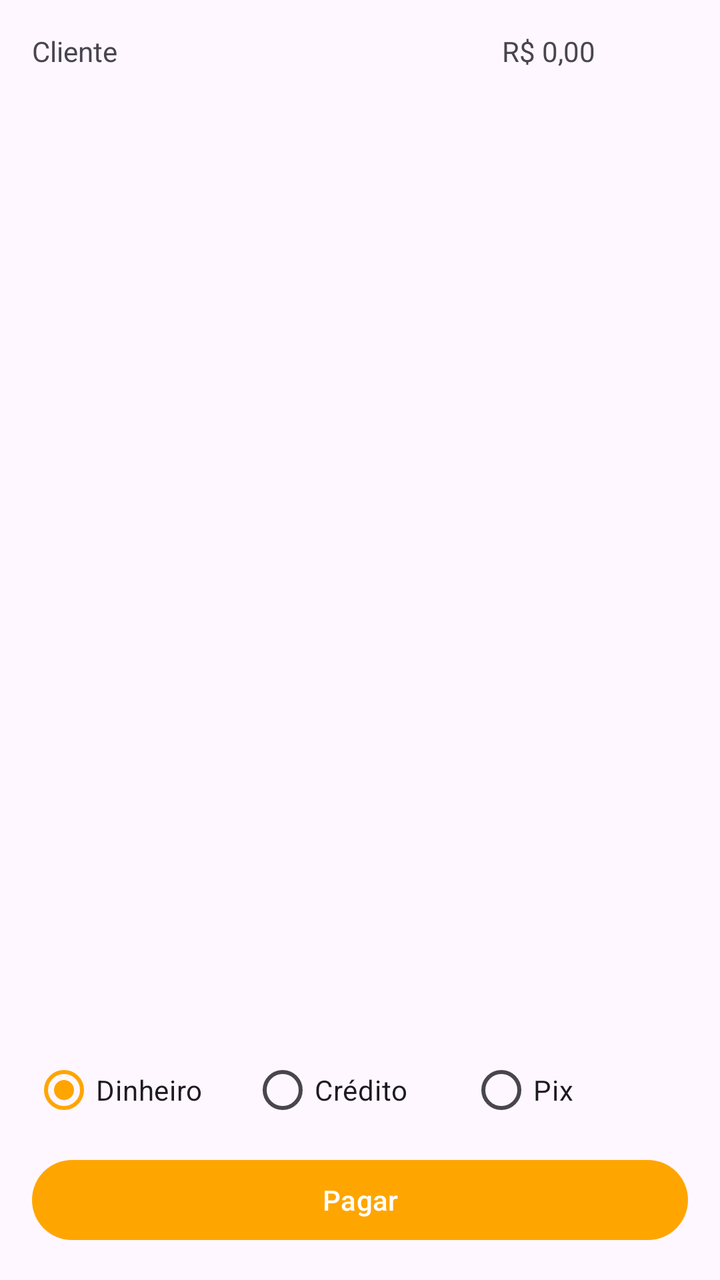
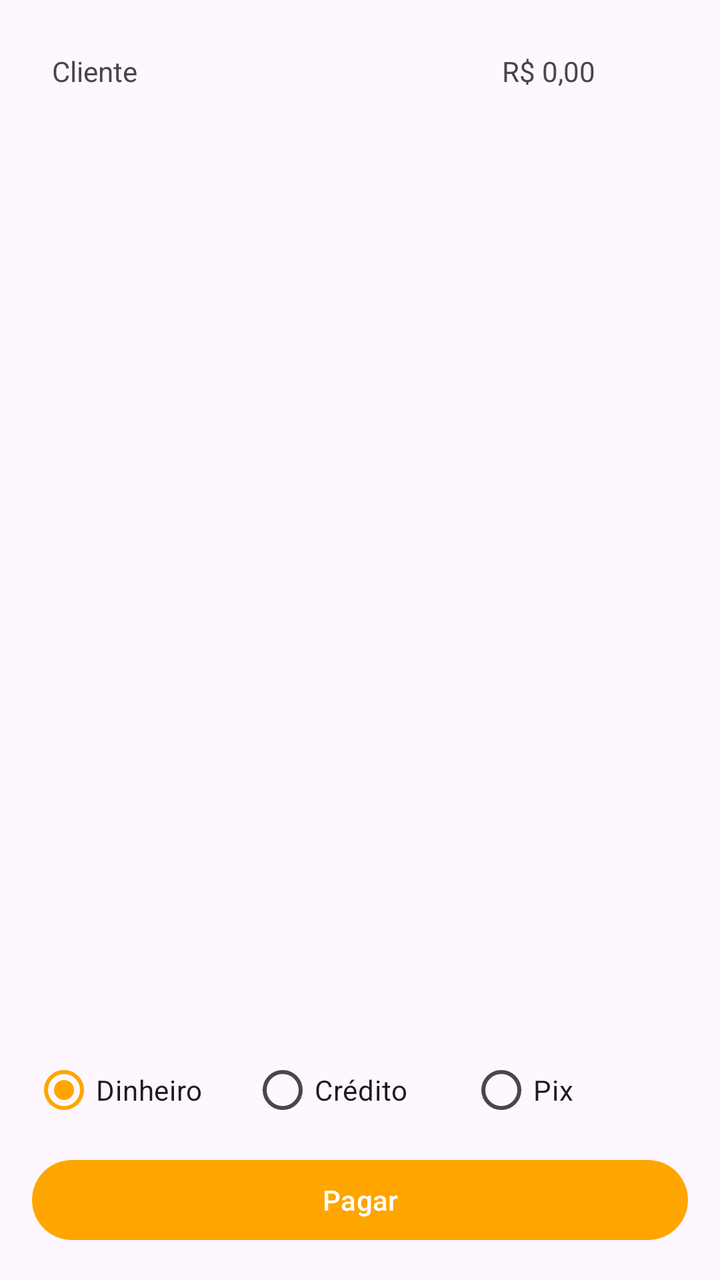

An Android layout rendered at two revisions. The XML below is the earlier revision; the diff shows what the commit changed to produce the second picture.
<!-- AndroidManifest.xml: application theme Theme.Pdv -->
<!-- res/layout/fragment_checkout.xml -->
<?xml version="1.0" encoding="utf-8"?>
<LinearLayout xmlns:android="http://schemas.android.com/apk/res/android"
    android:layout_width="match_parent"
    android:layout_height="match_parent"
    android:orientation="vertical"
    android:padding="16dp">

    <TableRow
        android:layout_width="match_parent"
        android:layout_height="107dp" >

        <TextView
            android:id="@+id/cliente"
            android:layout_width="189dp"
            android:layout_height="match_parent"
            android:text="Cliente" />

        <TextView
            android:id="@+id/total"
            android:layout_width="match_parent"
            android:layout_height="match_parent"
            android:textAlignment="center"
            android:text="R$ 0,00" />
    </TableRow>

    <ProgressBar
        android:id="@+id/progresso"
        android:layout_width="wrap_content"
        android:layout_height="wrap_content"
        android:layout_gravity="center_horizontal"
        android:visibility="gone" />

    <TextView
        android:id="@+id/mensagem"
        android:layout_width="match_parent"
        android:layout_height="wrap_content"
        android:gravity="center"
        android:padding="24dp"
        android:visibility="gone"
        android:text="Nada foi encontrado" />

    <ListView
        android:id="@+id/lista"
        android:layout_width="match_parent"
        android:layout_height="0dp"
        android:layout_weight="1" />

    <Space
        android:layout_width="match_parent"
        android:layout_height="27dp" />

    <RadioGroup
        android:id="@+id/rgPagamento"
        android:layout_width="match_parent"
        android:layout_height="62dp"
        android:orientation="horizontal"
        android:checkedButton="@id/rbDinheiro">

        <RadioButton
            android:id="@+id/rbDinheiro"
            android:layout_width="match_parent"
            android:layout_height="match_parent"
            android:layout_weight="1"
            android:text="Dinheiro" />

        <RadioButton
            android:id="@+id/rbCredito"
            android:layout_width="match_parent"
            android:layout_height="match_parent"
            android:layout_weight="1"
            android:text="Crédito" />

        <RadioButton
            android:id="@+id/rbPix"
            android:layout_width="match_parent"
            android:layout_height="match_parent"
            android:layout_weight="1"
            android:text="Pix" />
    </RadioGroup>

    <Button
        android:id="@+id/novo"
        android:layout_width="match_parent"
        android:layout_height="wrap_content"
        android:text="Pagar" />

</LinearLayout>
<!-- resources referenced by this layout -->
<resources>
  <style name="Theme.Pdv" parent="Base.Theme.Pdv" />
  <style name="Base.Theme.Pdv" parent="Theme.Material3.DayNight">
          
          <item name="colorPrimary">@color/botao_fundo</item>
  
      </style>
  <color name="botao_fundo">#FFA500</color>
</resources>

<!-- the commit's change to res/layout/fragment_checkout.xml (unified diff, before → after) -->
@@ -7,7 +7,8 @@
 
     <TableRow
         android:layout_width="match_parent"
-        android:layout_height="107dp" >
+        android:layout_height="107dp"
+        android:padding="10dp">
 
         <TextView
             android:id="@+id/cliente"
<!-- resource entries referenced after the edit -->
@@ -1,11 +1,14 @@
 <!-- resources referenced by this layout -->
 <resources>
-  <style name="Theme.Pdv" parent="Base.Theme.Pdv" />
+  <style name="Theme.Pdv" parent="Base.Theme.Pdv">
+          <item name="actionBarSize">@dimen/altura_actionbar</item>
+      </style>
   <style name="Base.Theme.Pdv" parent="Theme.Material3.DayNight">
           
           <item name="colorPrimary">@color/botao_fundo</item>
   
       </style>
+  <dimen name="altura_actionbar">64dp</dimen>
   <color name="botao_fundo">#FFA500</color>
 </resources>
 
